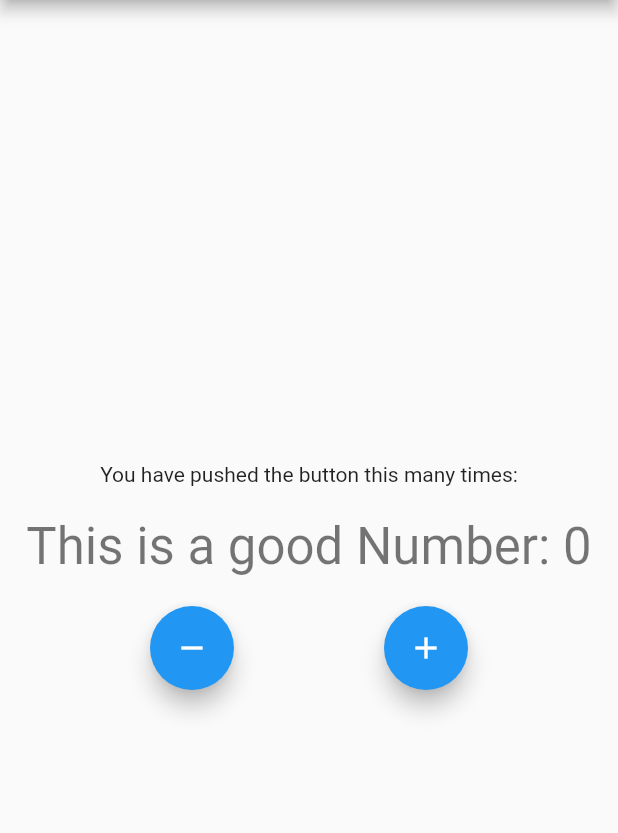
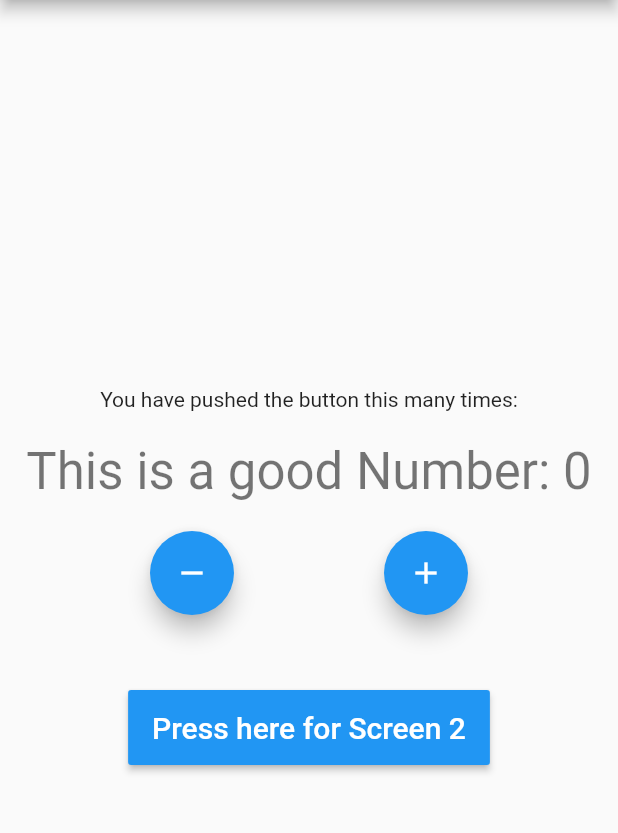
Before and after one commit to matatoMatata94/bloc_practice, a Flutter app: the screen it shows after launch, on a phone screen of 412 x 824 dp, the part 84-917 px from its top. Run offline on Flutter 3.47's test engine with Material 2 defaults, Android fonts, the phone set to English and light mode, and no system bars; our stand-ins replace bloc, equatable, flutter_bloc.

Commit message:
Insert screens and buttons for practice

```diff
--- a/lib/cubit/counter_cubit.dart
+++ b/lib/brain/cubit/counter_cubit.dart
@@ -1,5 +1,5 @@
 import 'package:bloc/bloc.dart';
-import 'package:bloc_practice/cubit/counter_state.dart';
+import 'package:bloc_practice/brain/cubit/counter_state.dart';
 
 class CounterCubit extends Cubit<CounterState> {
   CounterCubit() : super(CounterState(counterValue: 0));
--- a/lib/main.dart
+++ b/lib/main.dart
@@ -1,8 +1,8 @@
-import 'package:bloc_practice/cubit/counter_state.dart';
+import 'package:bloc_practice/ui/screens/home_screen.dart';
 import 'package:flutter/material.dart';
 import 'package:flutter_bloc/flutter_bloc.dart';
 
-import 'cubit/counter_cubit.dart';
+import 'brain/cubit/counter_cubit.dart';
 
 void main() {
   runApp(const MyApp());
@@ -20,108 +20,8 @@ class MyApp extends StatelessWidget {
         theme: ThemeData(
           primarySwatch: Colors.blue,
         ),
-        home: const MyHomePage(title: 'Bloc Practice'),
+        home: const HomeScreen(title: 'Bloc Practice', color: Colors.blue),
       ),
     );
   }
 }
-
-class MyHomePage extends StatefulWidget {
-  const MyHomePage({super.key, required this.title});
-
-  final String title;
-
-  @override
-  State<MyHomePage> createState() => _MyHomePageState();
-}
-
-class _MyHomePageState extends State<MyHomePage> {
-  @override
-  Widget build(BuildContext context) {
-    return Scaffold(
-      appBar: AppBar(
-        title: Text(widget.title),
-      ),
-      body: Center(
-        child: Column(
-          mainAxisAlignment: MainAxisAlignment.center,
-          children: <Widget>[
-            const Text(
-              'You have pushed the button this many times:',
-            ),
-            const SizedBox(
-              height: 20,
-            ),
-            BlocConsumer<CounterCubit, CounterState>(
-              listener: (context, state) {
-                if (state.wasIncremented == true) {
-                  ScaffoldMessenger.of(context).showSnackBar(
-                    const SnackBar(
-                      content: Text('Incremented!'),
-                      duration: Duration(milliseconds: 300),
-                    ),
-                  );
-                } else {
-                  ScaffoldMessenger.of(context).showSnackBar(
-                    const SnackBar(
-                      content: Text('Decremented!'),
-                      duration: Duration(milliseconds: 300),
-                    ),
-                  );
-                }
-              },
-              builder: (context, state) {
-                if (state.counterValue == 5) {
-                  return Text(
-                    'This is Mambo No. ${state.counterValue.toString()}',
-                    style: Theme.of(context).textTheme.headline4,
-                  );
-                } else if (state.counterValue % 2 == 0) {
-                  return Text(
-                    'This is a good Number: ${state.counterValue.toString()}',
-                    style: Theme.of(context).textTheme.headline4,
-                  );
-                } else if (state.counterValue < 0) {
-                  return Text(
-                    'Negative ${state.counterValue.toString()}',
-                    style: Theme.of(context).textTheme.headline4,
-                  );
-                } else if (state.counterValue > 0) {
-                  return Text(
-                    'Positive ${state.counterValue.toString()}',
-                    style: Theme.of(context).textTheme.headline4,
-                  );
-                } else {
-                  return Text(
-                    state.counterValue.toString(),
-                    style: Theme.of(context).textTheme.headline4,
-                  );
-                }
-              },
-            ),
-            const SizedBox(
-              height: 20,
-            ),
-            Row(
-              mainAxisAlignment: MainAxisAlignment.spaceEvenly,
-              children: [
-                FloatingActionButton(
-                  onPressed: () {
-                    BlocProvider.of<CounterCubit>(context).decrement();
-                  },
-                  child: const Icon(Icons.remove),
-                ),
-                FloatingActionButton(
-                  onPressed: () {
-                    BlocProvider.of<CounterCubit>(context).increment();
-                  },
-                  child: const Icon(Icons.add),
-                ),
-              ],
-            ),
-          ],
-        ),
-      ),
-    );
-  }
-}
--- /dev/null
+++ b/lib/ui/screens/home_screen.dart
@@ -0,0 +1,131 @@
+import 'package:bloc_practice/brain/cubit/counter_cubit.dart';
+import 'package:bloc_practice/ui/screens/second_screen.dart';
+import 'package:flutter/material.dart';
+import 'package:flutter_bloc/flutter_bloc.dart';
+
+import '../../brain/cubit/counter_state.dart';
+
+class HomeScreen extends StatefulWidget {
+  const HomeScreen({super.key, required this.title, required this.color});
+
+  final String title;
+  final Color color;
+
+  @override
+  State<HomeScreen> createState() => _HomeScreenState();
+}
+
+class _HomeScreenState extends State<HomeScreen> {
+  @override
+  Widget build(BuildContext context) {
+    return Scaffold(
+      appBar: AppBar(
+        backgroundColor: widget.color,
+        title: Text(widget.title),
+      ),
+      body: Center(
+        child: Column(
+          mainAxisAlignment: MainAxisAlignment.center,
+          children: <Widget>[
+            const Text(
+              'You have pushed the button this many times:',
+            ),
+            const SizedBox(
+              height: 20,
+            ),
+            BlocConsumer<CounterCubit, CounterState>(
+              listener: (context, state) {
+                if (state.wasIncremented == true) {
+                  ScaffoldMessenger.of(context).showSnackBar(
+                    const SnackBar(
+                      content: Text('Incremented!'),
+                      duration: Duration(milliseconds: 300),
+                    ),
+                  );
+                } else {
+                  ScaffoldMessenger.of(context).showSnackBar(
+                    const SnackBar(
+                      content: Text('Decremented!'),
+                      duration: Duration(milliseconds: 300),
+                    ),
+                  );
+                }
+              },
+              builder: (context, state) {
+                if (state.counterValue == 5) {
+                  return Text(
+                    'This is Mambo No. ${state.counterValue.toString()}',
+                    style: Theme.of(context).textTheme.headline4,
+                  );
+                } else if (state.counterValue % 2 == 0) {
+                  return Text(
+                    'This is a good Number: ${state.counterValue.toString()}',
+                    style: Theme.of(context).textTheme.headline4,
+                  );
+                } else if (state.counterValue < 0) {
+                  return Text(
+                    'Negative ${state.counterValue.toString()}',
+                    style: Theme.of(context).textTheme.headline4,
+                  );
+                } else if (state.counterValue > 0) {
+                  return Text(
+                    'Positive ${state.counterValue.toString()}',
+                    style: Theme.of(context).textTheme.headline4,
+                  );
+                } else {
+                  return Text(
+                    state.counterValue.toString(),
+                    style: Theme.of(context).textTheme.headline4,
+                  );
+                }
+              },
+            ),
+            const SizedBox(
+              height: 20,
+            ),
+            Row(
+              mainAxisAlignment: MainAxisAlignment.spaceEvenly,
+              children: [
+                FloatingActionButton(
+                  heroTag: 'btn1',
+                  onPressed: () {
+                    BlocProvider.of<CounterCubit>(context).decrement();
+                  },
+                  child: const Icon(Icons.remove),
+                ),
+                FloatingActionButton(
+                  heroTag: 'btn2',
+                  onPressed: () {
+                    BlocProvider.of<CounterCubit>(context).increment();
+                  },
+                  child: const Icon(Icons.add),
+                ),
+              ],
+            ),
+            const SizedBox(height: 50),
+            MaterialButton(
+              onPressed: (() {
+                Navigator.of(context).push(
+                  MaterialPageRoute(
+                      builder: (newContext) => BlocProvider.value(
+                            value: BlocProvider.of<CounterCubit>(context),
+                            child: SecondScreen(
+                              title: 'Second Screen',
+                              color: Colors.redAccent,
+                            ),
+                          )),
+                );
+              }),
+              height: 50,
+              color: widget.color,
+              child: const Text(
+                'Press here for Screen 2',
+                style: TextStyle(fontSize: 20, color: Colors.white),
+              ),
+            )
+          ],
+        ),
+      ),
+    );
+  }
+}
```
Also changed, not shown: lib/ui/screens/second_screen.dart (added, +132 -0 lines), lib/ui/screens/third_screen.dart (added, +129 -0 lines), lib/brain/cubit/counter_state.dart (renamed from lib/cubit/counter_state.dart), 1 other file.
